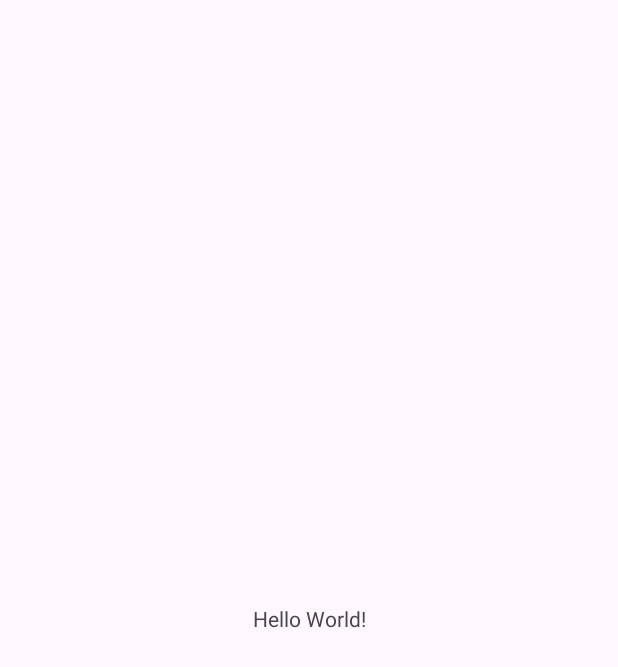
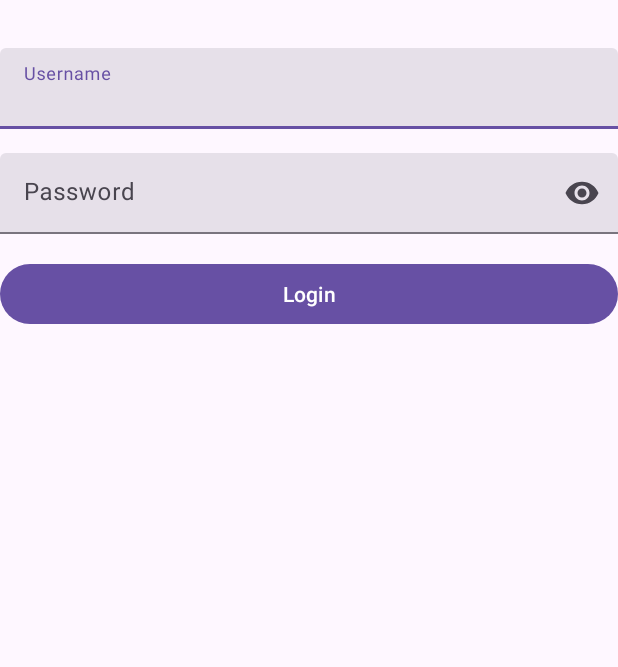
Before and after one commit to evan-sadlerVU/S3874961_assignment2, an Android app: the screen it shows after launch (MainActivity), on a phone screen of 412 x 824 dp. Before the commit the part shown is almost empty. Shown: the top 667 px of the screen. Run offline under Robolectric (Android 15) with nearby library versions, the phone set to English and light mode, and no system bars; our stand-ins replace Dagger/Hilt's generated code.

Commit message:
Added Basic Material3 login layout. Added S3874961Assignment2App.kt application class and basic DI setup.

```diff
--- a/app/src/main/AndroidManifest.xml
+++ b/app/src/main/AndroidManifest.xml
@@ -3,6 +3,7 @@
     xmlns:tools="http://schemas.android.com/tools">
 
     <application
+        android:name=".S3874961Assignment2App"
         android:allowBackup="true"
         android:dataExtractionRules="@xml/data_extraction_rules"
         android:fullBackupContent="@xml/backup_rules"
--- a/app/src/main/java/com/example/s3874961_assignment2/MainActivity.kt
+++ b/app/src/main/java/com/example/s3874961_assignment2/MainActivity.kt
@@ -5,7 +5,9 @@ import androidx.activity.enableEdgeToEdge
 import androidx.appcompat.app.AppCompatActivity
 import androidx.core.view.ViewCompat
 import androidx.core.view.WindowInsetsCompat
+import dagger.hilt.android.AndroidEntryPoint
 
+@AndroidEntryPoint
 class MainActivity : AppCompatActivity() {
     override fun onCreate(savedInstanceState: Bundle?) {
         super.onCreate(savedInstanceState)
--- /dev/null
+++ b/app/src/main/java/com/example/s3874961_assignment2/S3874961Assignment2App.kt
@@ -0,0 +1,8 @@
+package com.example.s3874961_assignment2
+
+import android.app.Application
+import dagger.hilt.android.HiltAndroidApp
+
+@HiltAndroidApp
+class S3874961Assignment2App: Application() {
+}
--- a/app/src/main/res/layout/activity_main.xml
+++ b/app/src/main/res/layout/activity_main.xml
@@ -7,13 +7,52 @@
     android:layout_height="match_parent"
     tools:context=".MainActivity">
 
-    <TextView
-        android:layout_width="wrap_content"
+    <com.google.android.material.textfield.TextInputLayout
+        android:id="@+id/usernameLayout"
+        style="@style/Widget.Material3.TextInputLayout.FilledBox.Dense"
+        android:layout_width="match_parent"
         android:layout_height="wrap_content"
-        android:text="Hello World!"
-        app:layout_constraintBottom_toBottomOf="parent"
-        app:layout_constraintEnd_toEndOf="parent"
-        app:layout_constraintStart_toStartOf="parent"
-        app:layout_constraintTop_toTopOf="parent" />
+        android:layout_marginTop="32dp"
+        android:hint="@string/username"
+        app:layout_constraintTop_toTopOf="parent">
+
+        <com.google.android.material.textfield.TextInputEditText
+            android:id="@+id/usernameField"
+            android:layout_width="match_parent"
+            android:layout_height="wrap_content"
+            android:autofillHints="username"
+            android:imeOptions="actionNext"/>
+    </com.google.android.material.textfield.TextInputLayout>
+
+    <com.google.android.material.textfield.TextInputLayout
+        android:id="@+id/passwordLayout"
+        style="@style/Widget.Material3.TextInputLayout.FilledBox.Dense"
+        android:layout_width="match_parent"
+        android:layout_height="wrap_content"
+        android:layout_marginTop="16dp"
+        android:hint="@string/password"
+        app:endIconMode="password_toggle"
+        app:layout_constraintTop_toBottomOf="@+id/usernameLayout">
+
+        <com.google.android.material.textfield.TextInputEditText
+            android:id="@+id/passwordField"
+            android:layout_width="match_parent"
+            android:layout_height="wrap_content"
+            android:autofillHints="password"
+            android:imeOptions="actionDone"
+            android:inputType="textPassword" />
+    </com.google.android.material.textfield.TextInputLayout>
+
+    <com.google.android.material.button.MaterialButton
+        android:id="@+id/loginButton"
+        style="@style/Widget.Material3.Button"
+        android:layout_width="match_parent"
+        android:layout_height="wrap_content"
+        android:layout_marginTop="16dp"
+        android:enabled="true"
+        android:text="@string/login"
+        app:layout_constraintTop_toBottomOf="@+id/passwordLayout"
+        tools:layout_editor_absoluteX="-16dp" />
+
 
 </androidx.constraintlayout.widget.ConstraintLayout>
--- a/app/src/main/res/values/strings.xml
+++ b/app/src/main/res/values/strings.xml
@@ -1,3 +1,6 @@
 <resources>
     <string name="app_name">S3874961_assignment2</string>
+    <string name="username">Username</string>
+    <string name="password">Password</string>
+    <string name="login">Login</string>
 </resources>
```
